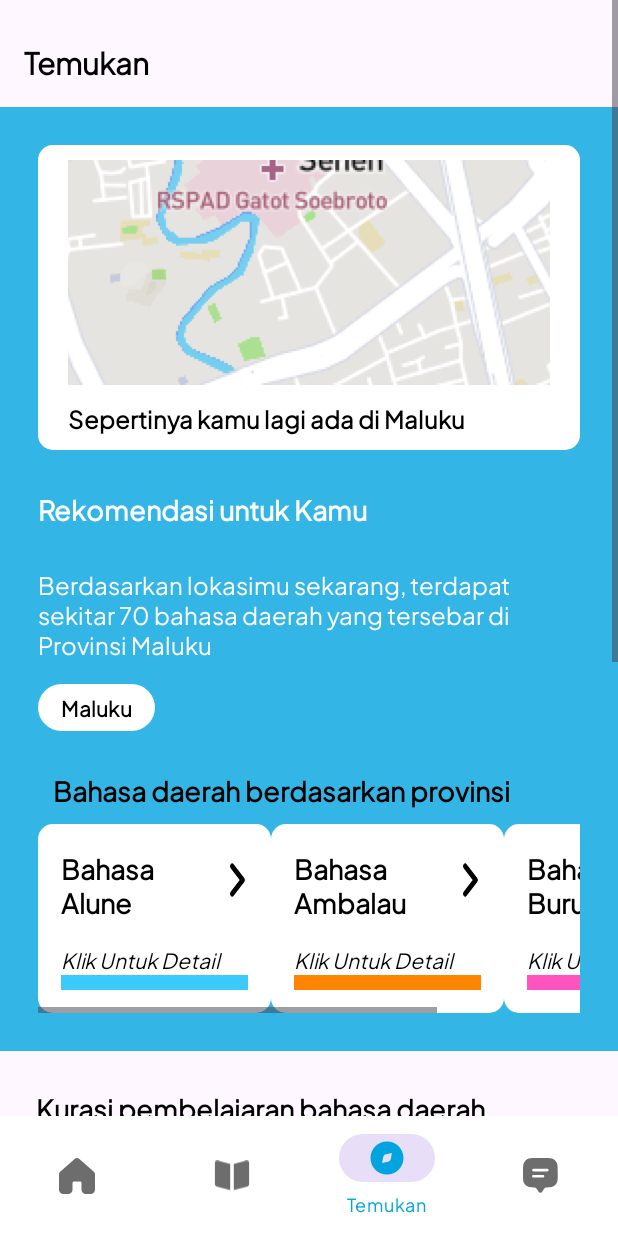
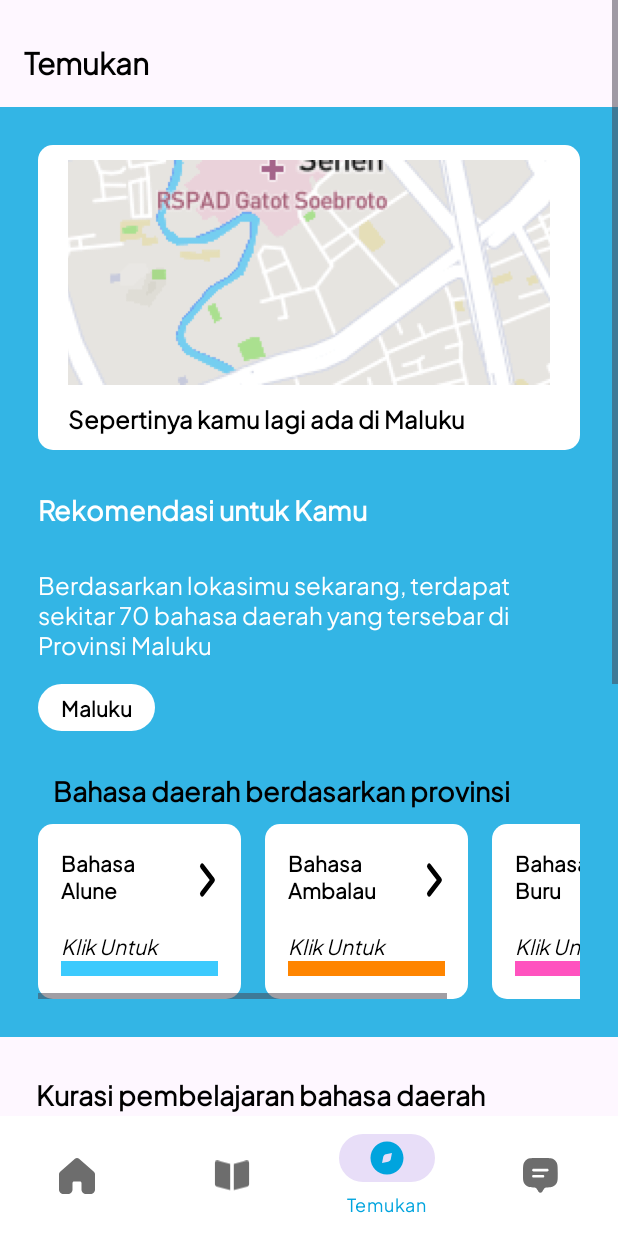
Before and after one commit to Amrin002/Derana, an Android app: the screen it shows after launch (MainActivity), item 3 of the bottom bar chosen, on a phone screen of 412 x 824 dp. Run offline under Robolectric (Android 15) with nearby library versions, the phone set to English and light mode, and no system bars.

Commit message:
Layouting done

```diff
--- a/app/src/main/java/com/newderanaindonesia/derana/adapter/AdapterActivity.kt
+++ b/app/src/main/java/com/newderanaindonesia/derana/adapter/AdapterActivity.kt
@@ -1,22 +1,31 @@
 package com.newderanaindonesia.derana.adapter
 
+import android.view.LayoutInflater
 import android.view.ViewGroup
+import androidx.core.content.ContextCompat
 import androidx.recyclerview.widget.RecyclerView
 import com.newderanaindonesia.derana.data.DataActivity
 import com.newderanaindonesia.derana.databinding.ItemCommunityActivityBinding
 
 class AdapterActivity(private val items: List<DataActivity>) : RecyclerView.Adapter<AdapterActivity.ActivityViewHolder>() {
+
     class ActivityViewHolder(val binding: ItemCommunityActivityBinding) : RecyclerView.ViewHolder(binding.root)
 
     override fun onCreateViewHolder(parent: ViewGroup, viewType: Int): ActivityViewHolder {
-        TODO("Not yet implemented")
+        val binding = ItemCommunityActivityBinding.inflate(LayoutInflater.from(parent.context), parent, false)
+        return ActivityViewHolder(binding)
     }
 
-    override fun getItemCount(): Int {
-        TODO("Not yet implemented")
-    }
+    override fun getItemCount() = items.size
 
     override fun onBindViewHolder(holder: ActivityViewHolder, position: Int) {
-        TODO("Not yet implemented")
+        val item = items[position]
+        val context = holder.itemView.context
+        val drawable = ContextCompat.getDrawable(context, item.imageBgRes)
+        with(holder.binding) {
+            bgActivity.background = drawable
+            image.setImageResource(item.imageRes)
+            communityText.text = item.text
+        }
     }
 }
--- a/app/src/main/java/com/newderanaindonesia/derana/adapter/AdapterLanguageCard.kt
+++ b/app/src/main/java/com/newderanaindonesia/derana/adapter/AdapterLanguageCard.kt
@@ -1,7 +1,9 @@
 package com.newderanaindonesia.derana.adapter
 
 import android.graphics.Color
+import android.graphics.Rect
 import android.view.LayoutInflater
+import android.view.View
 import android.view.ViewGroup
 import androidx.recyclerview.widget.RecyclerView
 import com.newderanaindonesia.derana.data.DataLanguageCard
@@ -25,4 +27,10 @@ class AdapterLanguageCard(private val items: List<DataLanguageCard>) : RecyclerV
     }
 
     override fun getItemCount() = items.size
+
+    class MarginItemDecoration(private val spaceHeight: Int) : RecyclerView.ItemDecoration() {
+        override fun getItemOffsets(outRect: Rect, view: View, parent: RecyclerView, state: RecyclerView.State) {
+            outRect.right = spaceHeight
+        }
+    }
 }
--- a/app/src/main/java/com/newderanaindonesia/derana/fragments/DiscoverFragment.kt
+++ b/app/src/main/java/com/newderanaindonesia/derana/fragments/DiscoverFragment.kt
@@ -13,8 +13,10 @@ import androidx.core.content.ContextCompat
 import androidx.recyclerview.widget.LinearLayoutManager
 import androidx.recyclerview.widget.RecyclerView
 import com.newderanaindonesia.derana.R
+import com.newderanaindonesia.derana.adapter.AdapterActivity
 import com.newderanaindonesia.derana.adapter.AdapterBelajar
 import com.newderanaindonesia.derana.adapter.AdapterLanguageCard
+import com.newderanaindonesia.derana.data.DataActivity
 import com.newderanaindonesia.derana.data.DataBelajar
 import com.newderanaindonesia.derana.data.DataLanguageCard
 import com.newderanaindonesia.derana.databinding.FragmentDiscoverBinding
@@ -48,14 +50,25 @@ class DiscoverFragment : Fragment() {
             DataBelajar("Belajar\nBahasa Yatoke", "Episode 3", R.drawable.belajar3, 30, Color.parseColor("#F06400"))
         )
 
+        val activityItems = listOf(
+            DataActivity(R.drawable.blue_bg, R.drawable.beach_icon, "Wisata"),
+            DataActivity(R.drawable.red_bg,R.drawable.theatere_icon, "Budaya"),
+            DataActivity(R.drawable.purple_bg, R.drawable.job_icon, "Pekerjaan"),
+            DataActivity(R.drawable.green_bg, R.drawable.food_icon, "Makanan")
+        )
+
         val adapter = AdapterLanguageCard(languageItems)
         binding.rvLanguage.layoutManager = LinearLayoutManager(requireContext(), LinearLayoutManager.HORIZONTAL, false)
         binding.rvLanguage.adapter = adapter
-
+        binding.rvLanguage.addItemDecoration(AdapterLanguageCard.MarginItemDecoration(24))
 
         val belajarAdapter = AdapterBelajar(belajarItems)
         binding.rvBelajar.layoutManager = LinearLayoutManager(requireContext(), LinearLayoutManager.HORIZONTAL, false)
         binding.rvBelajar.adapter = belajarAdapter
+
+        val adapterActivity = AdapterActivity(activityItems)
+        binding.rvActivity.layoutManager = LinearLayoutManager(requireContext(),LinearLayoutManager.HORIZONTAL, false)
+        binding.rvActivity.adapter = adapterActivity
     }
 
     override fun onDestroyView() {
--- a/app/src/main/res/layout/fragment_discover.xml
+++ b/app/src/main/res/layout/fragment_discover.xml
@@ -144,87 +144,11 @@
                     android:layout_height="wrap_content"
                     android:orientation="horizontal">
 
+                    <androidx.recyclerview.widget.RecyclerView
+                        android:layout_width="wrap_content"
+                        android:layout_height="match_parent"
+                        android:id="@+id/rvActivity"/>
 
-                    <!-- kedua -->
-                    <RelativeLayout
-                        android:id="@+id/BtnPenerjemah1"
-                        android:layout_width="wrap_content"
-                        android:layout_height="wrap_content"
-                        android:layout_columnWeight="1"
-                        android:layout_rowWeight="1"
-                        >
-
-                        <FrameLayout
-                            xmlns:android="http://schemas.android.com/apk/res/android"
-                            android:layout_width="100dp"
-                            android:layout_height="100dp"
-                            android:id="@+id/roundContainer1"
-                            >
-
-                            <!-- Latar belakang bulat -->
-                            <View
-                                android:layout_width="match_parent"
-                                android:layout_height="match_parent"
-                                android:background="@drawable/green_bg"/>
-
-                            <!-- Gambar di tengah -->
-                            <ImageView
-                                android:id="@+id/imgtheatere1"
-                                android:layout_width="60dp"
-                                android:layout_height="60dp"
-                                android:src="@drawable/theatere_icon"
-                                android:layout_gravity="center"
-                                android:scaleType="centerInside"/>
-                        </FrameLayout>
-
-
-                        <androidx.appcompat.widget.AppCompatTextView
-                            android:layout_width="match_parent"
-                            android:layout_height="wrap_content"
-                            android:layout_below="@id/roundContainer1"
-                            android:text="Penerjemah"
-                            android:textAlignment="center" />
-                    </RelativeLayout>
-                    <!-- ketiga -->
-                    <RelativeLayout
-                        android:id="@+id/BtnPenerjemaah2"
-                        android:layout_width="wrap_content"
-                        android:layout_height="wrap_content"
-                        android:layout_columnWeight="1"
-                        android:layout_rowWeight="1"
-                        >
-
-                        <FrameLayout
-                            xmlns:android="http://schemas.android.com/apk/res/android"
-                            android:layout_width="100dp"
-                            android:layout_height="100dp"
-                            android:id="@+id/roundContainer2"
-                            >
-
-                            <!-- Latar belakang bulat -->
-                            <View
-                                android:layout_width="match_parent"
-                                android:layout_height="match_parent"
-                                android:background="@drawable/green_bg"/>
-
-                            <!-- Gambar di tengah -->
-                            <ImageView
-                                android:id="@+id/imgtheatere2"
-                                android:layout_width="60dp"
-                                android:layout_height="60dp"
-                                android:src="@drawable/theatere_icon"
-                                android:layout_gravity="center"
-                                android:scaleType="centerInside"/>
-                        </FrameLayout>
-
-
-                        <androidx.appcompat.widget.AppCompatTextView
-                            android:layout_width="match_parent"
-                            android:layout_height="wrap_content"
-                            android:layout_below="@id/roundContainer2"
-                            android:text="Penerjemah"
-                            android:textAlignment="center" />
-                    </RelativeLayout>
                 </LinearLayout>
             </HorizontalScrollView>
 
--- a/app/src/main/res/layout/item_community_activity.xml
+++ b/app/src/main/res/layout/item_community_activity.xml
@@ -10,8 +10,8 @@
 
     <FrameLayout
         xmlns:android="http://schemas.android.com/apk/res/android"
-        android:layout_width="100dp"
-        android:layout_height="100dp"
+        android:layout_width="70dp"
+        android:layout_height="70dp"
         android:id="@+id/roundContainer"
         >
 
@@ -35,9 +35,9 @@
 
     <androidx.appcompat.widget.AppCompatTextView
         android:layout_width="match_parent"
-        android:layout_height="wrap_content"
+        android:layout_height="match_parent"
         android:layout_below="@id/roundContainer"
         android:text="Penerjemah"
-        android:textAlignment="textStart"
+        android:textAlignment="center"
         android:id="@+id/communityText"/>
 </RelativeLayout>
--- a/app/src/main/res/layout/item_language_card.xml
+++ b/app/src/main/res/layout/item_language_card.xml
@@ -6,11 +6,12 @@
     android:background="@drawable/all_rounded_background"
     android:orientation="vertical"
     android:paddingLeft="15dp"
-    android:paddingVertical="15dp"
+    android:paddingTop="15dp"
+    android:paddingBottom="15dp"
     >
 
     <LinearLayout
-        android:layout_width="140dp"
+        android:layout_width="120dp"
         android:layout_height="wrap_content"
         android:orientation="horizontal"
         android:gravity="center_horizontal"
@@ -23,7 +24,7 @@
             android:id="@+id/languageName"
             android:text="Bahasa\nAlune"
             android:textStyle="bold"
-            android:textSize="18sp" />
+            android:textSize="14sp" />
 
         <ImageView
             android:layout_width="wrap_content"
@@ -38,6 +39,7 @@
         android:layout_height="wrap_content"
         android:text="Klik Untuk Detail"
         android:textStyle="italic"
+        android:textSize="14sp"
         android:paddingRight="15dp"/>
 
     <FrameLayout
@@ -46,6 +48,5 @@
         android:layout_marginRight="15dp"
         android:background="#FF5733"
         android:id="@+id/color"
-
         />
 </LinearLayout>
```
